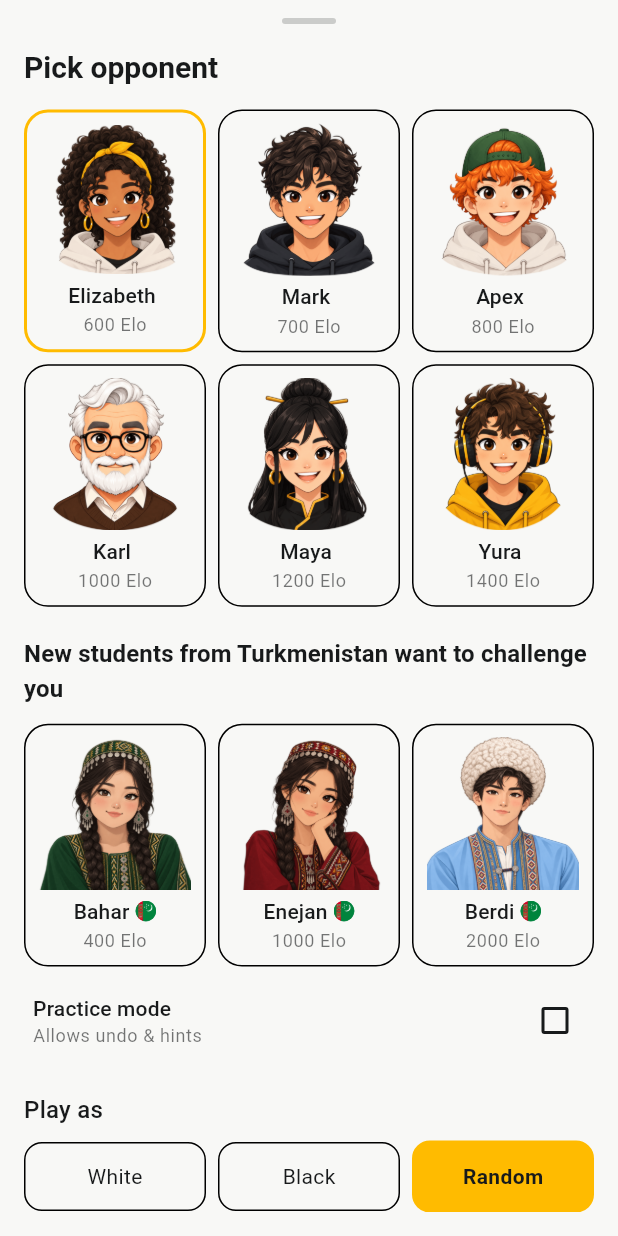
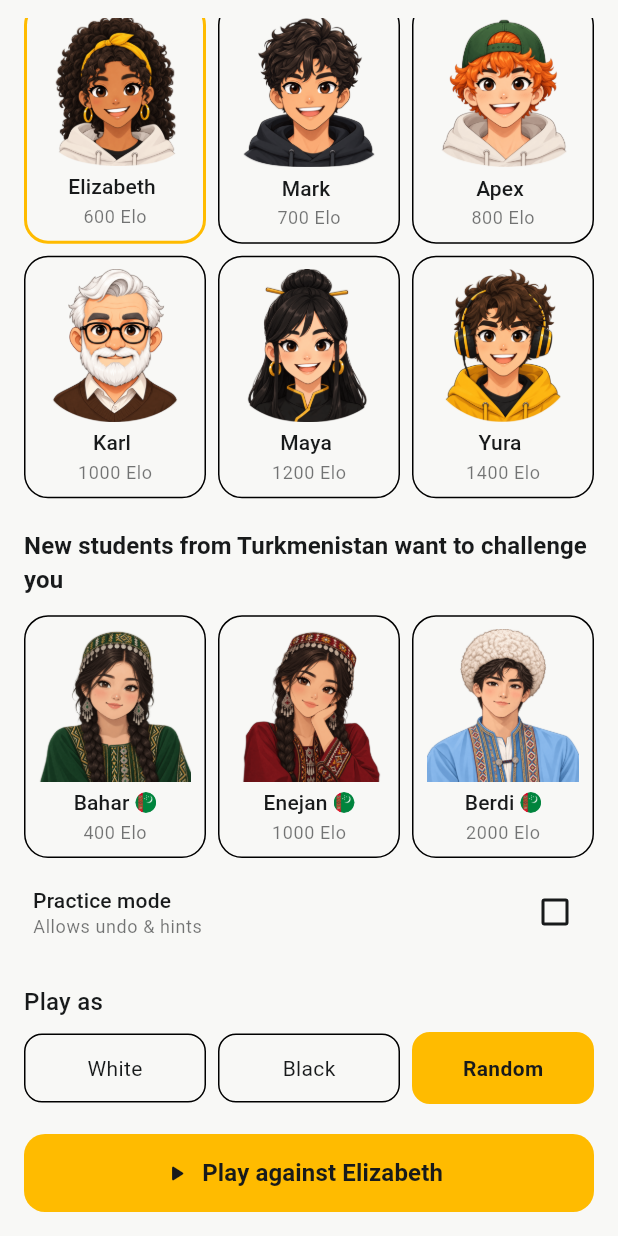
Before and after one commit to Shapak-Apps/kust, a Flutter app: the PickOpponentModal widget shown alone on an empty page, opened directly with empty values, after a tap on "Elizabeth", on a phone screen of 412 x 824 dp. Run offline on Flutter 3.47's test engine with Material 3 defaults, Android fonts, the light colour scheme and no system bars; our stand-ins replace audioplayers, flutter_riverpod, flutter_svg, go_router, shared_preferences; missing offline and left inert: dartchess, stockfish; accounts and stored records are empty.

Commit message:
Update pick_opponent_modal.dart

```diff
--- a/lib/features/play/pick_opponent_modal.dart
+++ b/lib/features/play/pick_opponent_modal.dart
@@ -74,9 +74,34 @@ class _PickOpponentModalState extends State<PickOpponentModal> {
 
   late final List<Bot> bots = [...internationalBots, ...tkmBots];
 
+  final ScrollController _scrollController = ScrollController();
+
   int? selectedIndex;
   Side? selectedSide;
   bool practiceMode = false;
+
+  @override
+  void dispose() {
+    _scrollController.dispose();
+    super.dispose();
+  }
+
+  void _onBotSelected(int index) {
+    setState(() {
+      selectedIndex = index;
+    });
+
+    // Auto scroll down to show options and the Play button after selecting
+    WidgetsBinding.instance.addPostFrameCallback((_) {
+      if (_scrollController.hasClients) {
+        _scrollController.animateTo(
+          _scrollController.position.maxScrollExtent,
+          duration: const Duration(milliseconds: 300),
+          curve: Curves.easeOut,
+        );
+      }
+    });
+  }
 
   @override
   Widget build(BuildContext context) {
@@ -90,6 +115,7 @@ class _PickOpponentModalState extends State<PickOpponentModal> {
         ),
         padding: const EdgeInsets.fromLTRB(16, 12, 16, 16),
         child: SingleChildScrollView(
+          controller: _scrollController,
           child: Column(
             mainAxisSize: MainAxisSize.min,
             children: [
@@ -130,7 +156,7 @@ class _PickOpponentModalState extends State<PickOpponentModal> {
                   return _BotTile(
                     bot: bot,
                     isSelected: selectedIndex == index,
-                    onTap: () => setState(() => selectedIndex = index),
+                    onTap: () => _onBotSelected(index),
                   );
                 },
               ),
@@ -166,7 +192,7 @@ class _PickOpponentModalState extends State<PickOpponentModal> {
                   return _BotTile(
                     bot: bot,
                     isSelected: selectedIndex == globalIndex,
-                    onTap: () => setState(() => selectedIndex = globalIndex),
+                    onTap: () => _onBotSelected(globalIndex),
                   );
                 },
               ),
@@ -205,12 +231,13 @@ class _PickOpponentModalState extends State<PickOpponentModal> {
                 ],
               ),
 
-              const SizedBox(height: 16),
+              const SizedBox(height: 20),
 
+              // Remade Play Button with enhanced UI state
               SizedBox(
                 width: double.infinity,
                 height: 52,
-                child: ElevatedButton(
+                child: FilledButton.icon(
                   onPressed: selectedIndex == null
                       ? null
                       : () {
@@ -222,9 +249,20 @@ class _PickOpponentModalState extends State<PickOpponentModal> {
                           Navigator.of(context).pop();
                           widget.onPlay(bot, side, practiceMode);
                         },
-                  child: const Text(
-                    'Play',
-                    style: TextStyle(fontSize: 16, fontWeight: FontWeight.w600),
+                  style: FilledButton.styleFrom(
+                    shape: RoundedRectangleBorder(
+                      borderRadius: BorderRadius.circular(14),
+                    ),
+                  ),
+                  icon: const Icon(Icons.play_arrow_rounded),
+                  label: Text(
+                    selectedIndex != null
+                        ? 'Play against ${bots[selectedIndex!].name}'
+                        : 'Select an opponent',
+                    style: const TextStyle(
+                      fontSize: 16,
+                      fontWeight: FontWeight.w600,
+                    ),
                   ),
                 ),
               ),
```
